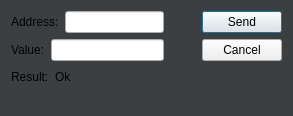
The window that writeregisterdialog.ui (tonylin0826/ModbusMasterTool) describes before a commit, drawn with Qt 5.
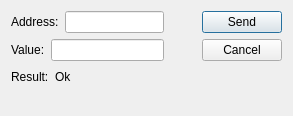
The same window after the commit.

Commit message: fix(ui): fix ui styling problem

What changed in the file:
```diff
--- a/writeregisterdialog.ui
+++ b/writeregisterdialog.ui
@@ -14,9 +14,7 @@
    <string>Dialog</string>
   </property>
   <property name="styleSheet">
-   <string notr="true">#WriteRegisterDialog {
-	background: rgb(60, 63, 65);
-}</string>
+   <string notr="true"/>
   </property>
   <layout class="QGridLayout" name="gridLayout">
    <item row="3" column="0">
```
The commit also changes 7 other files.
